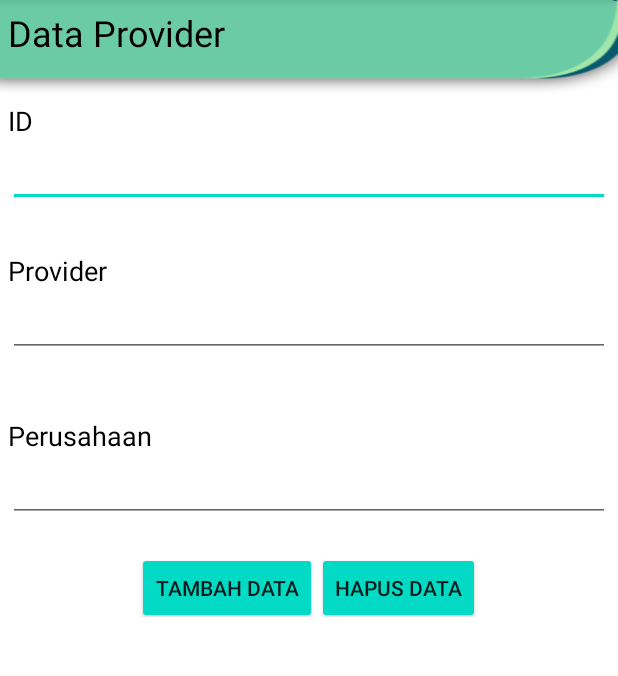
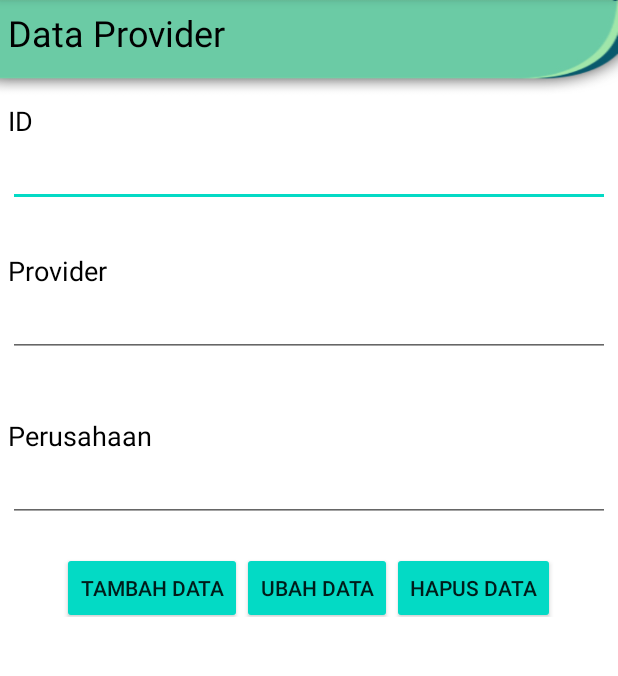
Before and after one commit to faqihakih/final-project-oop2, an Android app: the DimasActivity screen opened directly, with no data from a screen before it, on a phone screen of 412 x 824 dp, the part 84-760 px from its top. Run offline under Robolectric (Android 15) with nearby library versions, the phone set to English and light mode, and no system bars; libraries missing offline, so code that uses them is left out: io.realm, io.realm.exceptions; 3 statements that could not run were skipped.

Commit message:
progress update & fixing bug dimas 18090122

```diff
--- a/app/src/main/res/layout/activity_dimas.xml
+++ b/app/src/main/res/layout/activity_dimas.xml
@@ -76,6 +76,13 @@
             android:backgroundTint="@color/colorAccent"
             android:text="Tambah Data" />
         <Button
+            android:id="@+id/btn_ubah"
+            android:layout_width="wrap_content"
+            android:layout_height="wrap_content"
+            android:layout_marginTop="10dp"
+            android:backgroundTint="@color/colorAccent"
+            android:text="Ubah Data" />
+        <Button
             android:id="@+id/btn_hapus"
             android:layout_width="wrap_content"
             android:layout_height="wrap_content"
```
Also changed, not shown: app/src/main/java/com/example/final_project_oop2_and_mobile/DimasActivity.kt (+10 -9 lines).
